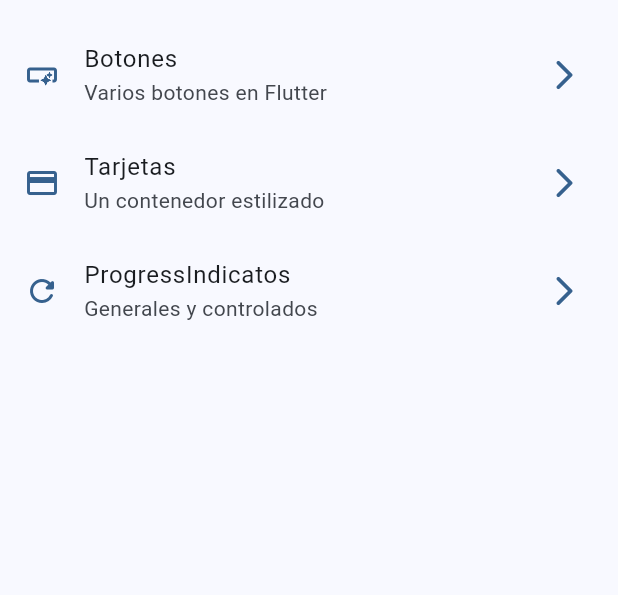
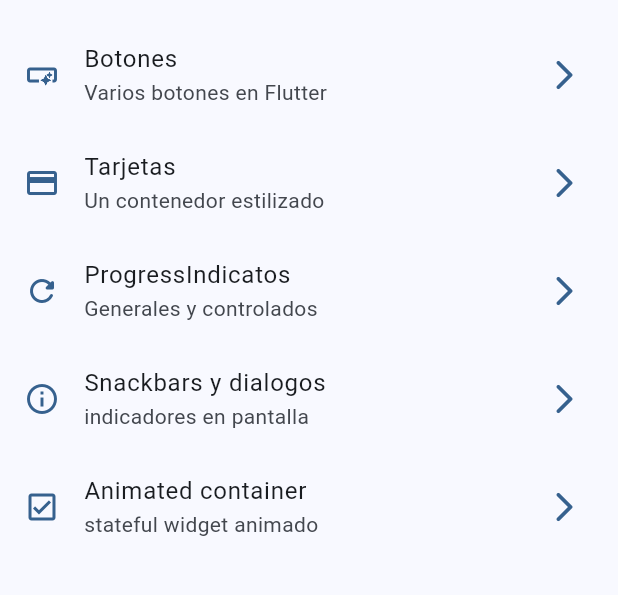
Before and after one commit to g1alexander/curso-flutter, a Flutter app: the screen it shows after launch, on a phone screen of 412 x 824 dp, the part 63-658 px from its top. Run offline on Flutter 3.47's test engine with Material 3 defaults, Android fonts, the phone set to English and light mode, and no system bars; our stand-ins replace animate_do, dio, go_router, video_player.

Commit message:
part 3 widgets

```diff
--- a/05_widgets_app/lib/config/menu/menu_items.dart
+++ b/05_widgets_app/lib/config/menu/menu_items.dart
@@ -29,5 +29,15 @@ const appMenuItems = <MenuItem>[
       title: "ProgressIndicatos",
       subtitle: "Generales y controlados",
       nameRoute: ProgressScreen.name,
-      icon: Icons.refresh_rounded)
+      icon: Icons.refresh_rounded),
+  MenuItem(
+      title: "Snackbars y dialogos",
+      subtitle: "indicadores en pantalla",
+      nameRoute: SnackbarScreen.name,
+      icon: Icons.info_outlined),
+  MenuItem(
+      title: "Animated container",
+      subtitle: "stateful widget animado",
+      nameRoute: AnimatedScreen.name,
+      icon: Icons.check_box_outlined)
 ];
--- a/05_widgets_app/lib/config/router/app_router.dart
+++ b/05_widgets_app/lib/config/router/app_router.dart
@@ -24,6 +24,16 @@ final appRouter = GoRouter(
       path: '/progress',
       name: ProgressScreen.name,
       builder: (context, state) => const ProgressScreen(),
+    ),
+    GoRoute(
+      path: '/snackbars',
+      name: SnackbarScreen.name,
+      builder: (context, state) => const SnackbarScreen(),
+    ),
+    GoRoute(
+      path: '/animated',
+      name: AnimatedScreen.name,
+      builder: (context, state) => const AnimatedScreen(),
     )
   ],
 );
--- a/05_widgets_app/lib/main.dart
+++ b/05_widgets_app/lib/main.dart
@@ -12,6 +12,7 @@ class MainApp extends StatelessWidget {
   @override
   Widget build(BuildContext context) {
     return MaterialApp.router(
+      title: "Widgets App",
       routerConfig: appRouter,
       debugShowCheckedModeBanner: false,
       theme: AppTheme(selectedColor: 0).getTheme(),
```
Also changed, not shown: 05_widgets_app/lib/presentation/screens/animated/animated_screen.dart (+46 -2 lines), 05_widgets_app/lib/presentation/screens/snackbar/snackbar_screen.dart (+59 -1 lines).
